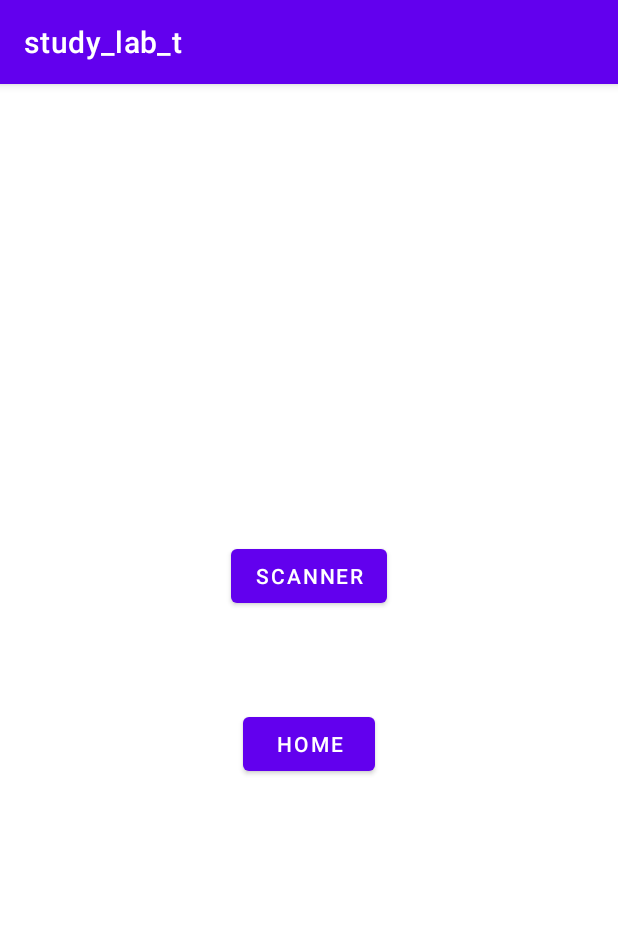
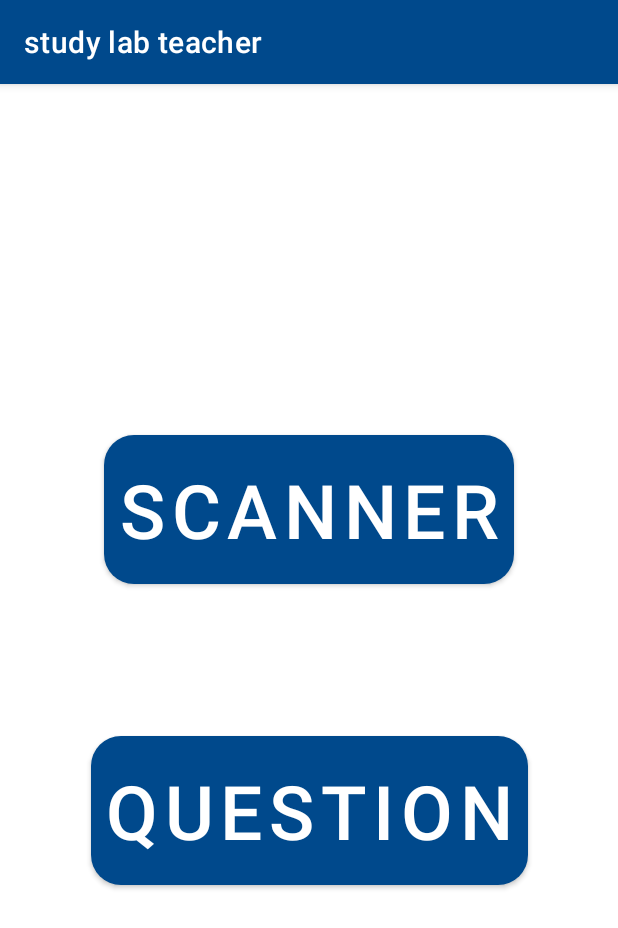
Before and after one commit to developer-ssss/study_lab_t, an Android app: the screen it shows after launch (MainActivity), after a tap on "SCANNER", on a phone screen of 412 x 824 dp. Shown: the top 928 px of the screen. Run offline under Robolectric (Android 15) with nearby library versions, the phone set to English and light mode, and no system bars; our stand-ins replace Firebase (no records; nobody signed in at launch, a user with empty details on screens opened directly); libraries missing offline, so code that uses them is left out: com.google.zxing.integration; 8 statements that could not run were skipped.

Commit message:
change view organization

```diff
--- a/app/build.gradle
+++ b/app/build.gradle
@@ -33,7 +33,6 @@ android {
 }
 
 dependencies {
-
     implementation 'androidx.appcompat:appcompat:1.4.2'
     implementation 'com.google.android.material:material:1.6.1'
     implementation 'androidx.constraintlayout:constraintlayout:2.1.4'
--- a/app/src/main/java/com/studylab/study_lab_t/FileService.java
+++ b/app/src/main/java/com/studylab/study_lab_t/FileService.java
@@ -159,9 +159,6 @@ public class FileService extends Service {
         executor = e;
     }
 
-
-
-
     public interface FileServiceCallback<T> {
         void onComplete(T result);
     }
--- a/app/src/main/java/com/studylab/study_lab_t/scanner/ScannerFragment.java
+++ b/app/src/main/java/com/studylab/study_lab_t/scanner/ScannerFragment.java
@@ -15,11 +15,9 @@ import androidx.lifecycle.Observer;
 import androidx.lifecycle.ViewModelProvider;
 import androidx.navigation.fragment.NavHostFragment;
 
-import android.util.Log;
 import android.view.LayoutInflater;
 import android.view.View;
 import android.view.ViewGroup;
-import android.widget.Button;
 
 import com.google.zxing.integration.android.IntentIntegrator;
 import com.google.zxing.integration.android.IntentResult;
@@ -27,13 +25,9 @@ import com.studylab.study_lab_t.R;
 
 public class ScannerFragment extends Fragment {
     private ScannerViewModel scannerViewModel;
-    private Button bt_scanner;
-    private Button bt_home;
-
-    private String userId;
+    private String id;
 
     public ScannerFragment() {
-        // Required empty public constructor
     }
 
     public static ScannerFragment newInstance() {
@@ -51,17 +45,14 @@ public class ScannerFragment extends Fragment {
     @Override
     public View onCreateView(LayoutInflater inflater, ViewGroup container,
                              Bundle savedInstanceState) {
-        // Inflate the layout for this fragment
         return inflater.inflate(R.layout.fragment_scanner, container, false);
     }
 
     @Override
     public void onViewCreated(@NonNull View view, @Nullable Bundle savedInstanceState) {
-        bt_scanner = view.findViewById(R.id.scanner_bt_scanner);
-        bt_home = view.findViewById(R.id.scanner_bt_home);
         scannerViewModel.setUserMap();
 
-        scannerViewModel.loadUser().observe(getViewLifecycleOwner(), new Observer<Boolean>() {
+        scannerViewModel.isUserLoaded().observe(getViewLifecycleOwner(), new Observer<Boolean>() {
             @Override
             public void onChanged(Boolean isLoaded) {
                 if(isLoaded){
@@ -80,8 +71,8 @@ public class ScannerFragment extends Fragment {
                             String content = intentResult.getContents();
                             String format = intentResult.getFormatName();
                             String[] num = content.split("_");
-                            userId = num[2];
-                            scannerViewModel.setCurrUser(userId);
+                            id = num[2];
+                            scannerViewModel.setCurrUser(id);
                         }
                     }
                 });
@@ -90,19 +81,6 @@ public class ScannerFragment extends Fragment {
         intentIntegrator.setOrientationLocked(true);
         Intent i = intentIntegrator.createScanIntent();
         launchScanner.launch(i);
-
-        bt_scanner.setOnClickListener(new View.OnClickListener() {
-            @Override
-            public void onClick(View view) {
-                launchScanner.launch(i);
-            }
-        });
-
-        bt_home.setOnClickListener(new View.OnClickListener() {
-            @Override
-            public void onClick(View view) {
-                NavHostFragment.findNavController(ScannerFragment.this).navigate(R.id.action_scannerFragment_to_homeFragment);
-            }
-        });
+        NavHostFragment.findNavController(ScannerFragment.this).navigate(R.id.action_scannerFragment_to_homeFragment);
     }
 }
--- a/app/src/main/java/com/studylab/study_lab_t/scanner/ScannerViewModel.java
+++ b/app/src/main/java/com/studylab/study_lab_t/scanner/ScannerViewModel.java
@@ -6,39 +6,45 @@ import androidx.lifecycle.LiveData;
 import androidx.lifecycle.MutableLiveData;
 import androidx.lifecycle.ViewModel;
 
-import com.studylab.study_lab_t.datasource.ListenerCallback;
 import com.studylab.study_lab_t.model.Result;
 import com.studylab.study_lab_t.model.User;
 import com.studylab.study_lab_t.repository.UserRepository;
 
 public class ScannerViewModel extends ViewModel {
     private final UserRepository userRepository = UserRepository.getInstance();
-    private MutableLiveData<Boolean> isLoadUser = new MutableLiveData<>(false);
+    private MutableLiveData<Boolean> userLoaded = new MutableLiveData<>(false);
 
     private User currUser;
     private User toReturnUser;
 
-    public void setUserMap(){
+    public void setUserMap() {
         userRepository.setUserMap();
     }
 
-    public void setCurrUser(String userId){
-       currUser = userRepository.getUser(userId);
-       if(currUser!=null){
-           isLoadUser.postValue(true);
-       }
+    public void setCurrUser(String userId) {
+        currUser = userRepository.getUser(userId);
+        if (currUser != null) {
+            userLoaded.postValue(true);
+        }
     }
 
-    public void changeCheckInState(){
+    public void changeCheckInState() {
         toReturnUser = new User(currUser.getName(), currUser.getUserId(), currUser.getPassword(), currUser.getPhoneNumber(), "true");
-        userRepository.changeCheckInState(currUser.getUserId(), toReturnUser,result -> {
-            if(result instanceof Result.Success){
-
+        userRepository.changeCheckInState(currUser.getUserId(), toReturnUser, result -> {
+            if (result instanceof Result.Success) {
+                Log.d("DEBUG", "changeCheckInState: success to change checkIn state");
+            } else {
+                Log.d("DEBUG", "changeCheckInState: fail to change checkIn state");
             }
         });
     }
-    public User getUser(){return currUser;}
 
-    public LiveData<Boolean> loadUser(){return isLoadUser;}
+    public User getUser() {
+        return currUser;
+    }
+
+    public LiveData<Boolean> isUserLoaded() {
+        return userLoaded;
+    }
 
 }
--- /dev/null
+++ b/app/src/main/res/drawable/round_btn.xml
@@ -0,0 +1,14 @@
+<?xml version="1.0" encoding="utf-8"?>
+<selector xmlns:android="http://schemas.android.com/apk/res/android">
+    <item >
+        <shape android:shape="rectangle">
+            <solid android:color="#003458"/>
+            <stroke android:width="0dp" android:color="#000000"/>
+            <corners
+                android:bottomLeftRadius="20dp"
+                android:bottomRightRadius="20dp"
+                android:topLeftRadius="20dp"
+                android:topRightRadius="20dp" />
+        </shape>
+    </item>
+</selector>
--- a/app/src/main/res/layout/fragment_home.xml
+++ b/app/src/main/res/layout/fragment_home.xml
@@ -6,35 +6,38 @@
     android:layout_width="match_parent"
     android:layout_height="match_parent"
     tools:context=".HomeFragment">
+
     <Button
         android:id="@+id/home_bt_scanner"
         android:layout_width="wrap_content"
         android:layout_height="wrap_content"
+        android:background="@drawable/round_btn"
+        android:padding="10dp"
         android:text="scanner"
         android:textColor="@color/white"
         android:textSize="50dp"
-        android:padding="10dp"
         app:layout_constraintBottom_toBottomOf="parent"
         app:layout_constraintEnd_toEndOf="parent"
         app:layout_constraintStart_toStartOf="parent"
         app:layout_constraintTop_toTopOf="parent"
-        app:layout_constraintVertical_bias="0.3"
+        app:layout_constraintVertical_bias="0.35"
         tools:ignore="MissingConstraints" />
 
     <Button
         android:id="@+id/home_bt_question"
         android:layout_width="wrap_content"
         android:layout_height="wrap_content"
+        android:background="@drawable/round_btn"
         android:gravity="center"
+        android:padding="10dp"
         android:text="question"
         android:textColor="@color/white"
         android:textSize="50dp"
-        android:padding="10dp"
         app:layout_constraintBottom_toBottomOf="parent"
         app:layout_constraintEnd_toEndOf="parent"
         app:layout_constraintStart_toStartOf="parent"
         app:layout_constraintTop_toTopOf="parent"
-        app:layout_constraintVertical_bias="0.7"
+        app:layout_constraintVertical_bias="0.65"
         tools:ignore="MissingConstraints" />
 
 
--- a/app/src/main/res/layout/fragment_scanner.xml
+++ b/app/src/main/res/layout/fragment_scanner.xml
@@ -4,32 +4,4 @@
     xmlns:tools="http://schemas.android.com/tools"
     android:layout_width="match_parent"
     android:layout_height="match_parent" >
-
-    <Button
-        android:id="@+id/scanner_bt_scanner"
-        android:layout_width="wrap_content"
-        android:layout_height="wrap_content"
-        android:layout_marginBottom="32dp"
-        android:text="scanner"
-        app:layout_constraintBottom_toTopOf="@+id/guideline2"
-        app:layout_constraintEnd_toEndOf="parent"
-        app:layout_constraintStart_toStartOf="parent" />
-
-    <Button
-        android:id="@+id/scanner_bt_home"
-        android:layout_width="wrap_content"
-        android:layout_height="wrap_content"
-        android:layout_marginTop="32dp"
-        android:text="home"
-        app:layout_constraintEnd_toEndOf="parent"
-        app:layout_constraintHorizontal_bias="0.5"
-        app:layout_constraintStart_toStartOf="parent"
-        app:layout_constraintTop_toTopOf="@+id/guideline2" />
-
-    <androidx.constraintlayout.widget.Guideline
-        android:id="@+id/guideline2"
-        android:layout_width="wrap_content"
-        android:layout_height="wrap_content"
-        android:orientation="horizontal"
-        app:layout_constraintGuide_percent="0.5" />
 </androidx.constraintlayout.widget.ConstraintLayout>
--- a/app/src/main/res/values/colors.xml
+++ b/app/src/main/res/values/colors.xml
@@ -5,6 +5,10 @@
     <color name="purple_700">#FF3700B3</color>
     <color name="teal_200">#FF03DAC5</color>
     <color name="teal_700">#FF018786</color>
+    <color name="blue">#00498c</color>
+    <color name="dark_blue">#003458</color>
+    <color name="light_blue">#0081cc</color>
+    <color name="light_darkver_blue">#0067a3</color>
     <color name="black">#FF000000</color>
     <color name="white">#FFFFFFFF</color>
 </resources>
--- a/app/src/main/res/values/strings.xml
+++ b/app/src/main/res/values/strings.xml
@@ -1,5 +1,5 @@
 <resources>
-    <string name="app_name">study_lab_t</string>
+    <string name="app_name">study lab teacher</string>
     <!-- TODO: Remove or change this placeholder text -->
     <string name="hello_blank_fragment">Hello blank fragment</string>
 </resources>
--- a/app/src/main/res/values/themes.xml
+++ b/app/src/main/res/values/themes.xml
@@ -2,12 +2,12 @@
     <!-- Base application theme. -->
     <style name="Theme.Study_lab_t" parent="Theme.MaterialComponents.DayNight.DarkActionBar">
         <!-- Primary brand color. -->
-        <item name="colorPrimary">@color/purple_500</item>
-        <item name="colorPrimaryVariant">@color/purple_700</item>
+        <item name="colorPrimary">@color/blue</item>
+        <item name="colorPrimaryVariant">@color/dark_blue</item>
         <item name="colorOnPrimary">@color/white</item>
         <!-- Secondary brand color. -->
-        <item name="colorSecondary">@color/teal_200</item>
-        <item name="colorSecondaryVariant">@color/teal_700</item>
+        <item name="colorSecondary">@color/light_blue</item>
+        <item name="colorSecondaryVariant">@color/light_darkver_blue</item>
         <item name="colorOnSecondary">@color/black</item>
         <!-- Status bar color. -->
         <item name="android:statusBarColor" tools:targetApi="l">?attr/colorPrimaryVariant</item>
```
Also changed, not shown: app/src/main/java/com/studylab/study_lab_t/datasource/FirebaseDataSource.java (+6 -4 lines), app/src/main/res/layout/fragment_question.xml (+21 -13 lines).
